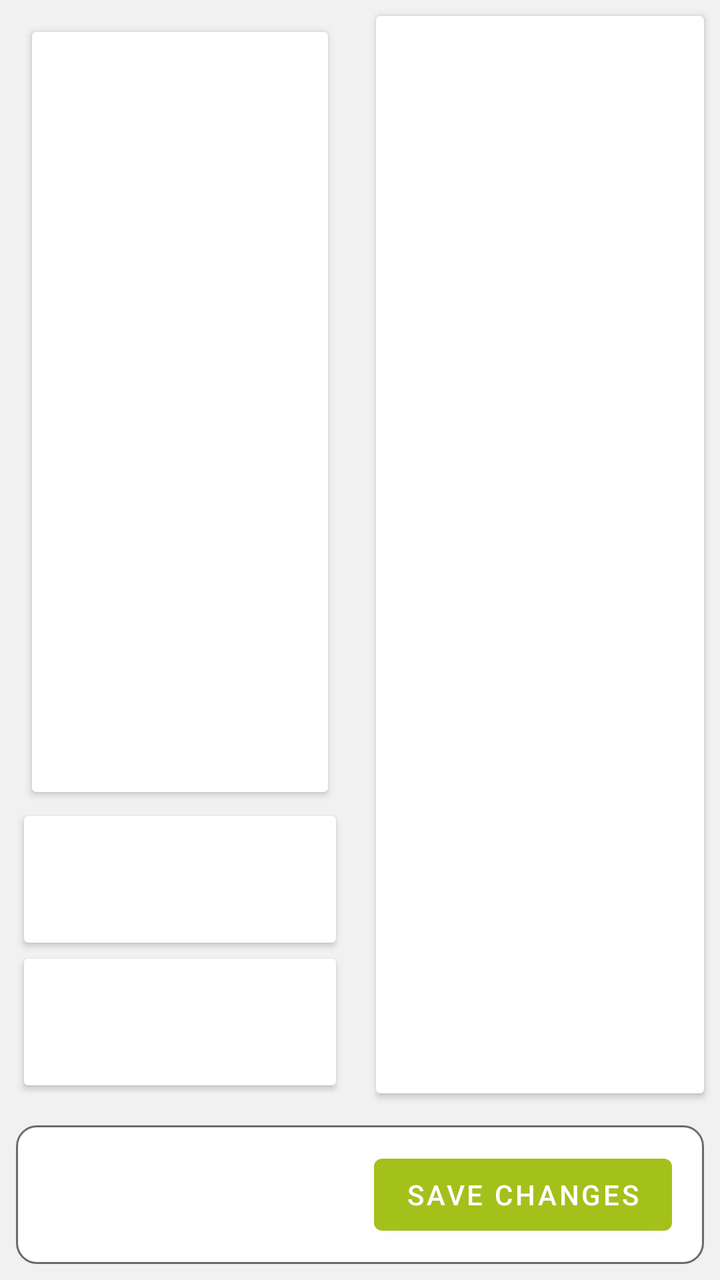
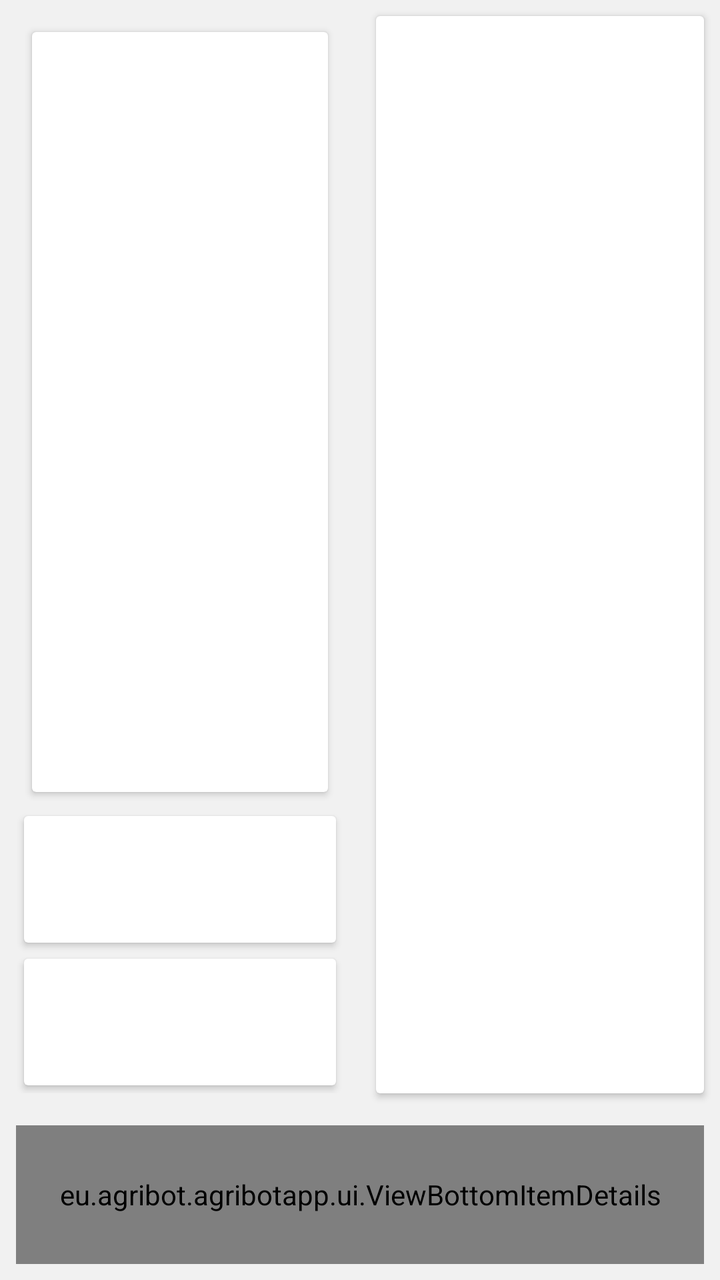

The first picture is an Android layout as it rendered before a commit; the second is the same layout after the commit. The layout source and the unified diff follow.
<!-- AndroidManifest.xml: application theme AppTheme -->
<!-- res/layout/fragment_tool_management_edit.xml -->
<?xml version="1.0" encoding="utf-8"?>
<layout xmlns:android="http://schemas.android.com/apk/res/android"
    xmlns:app="http://schemas.android.com/apk/res-auto">

    <data>

        <variable
            name="viewModel"
            type="eu.agribot.agribotapp.ui.fragment.toolmanagement.toolsummary.ToolEditViewModel" />
    </data>


    <LinearLayout
        android:layout_width="match_parent"
        android:layout_height="match_parent"
        android:background="@color/background_gray"
        android:orientation="vertical">

        <LinearLayout
            android:layout_width="match_parent"
            android:layout_height="0dp"
            android:layout_weight="4"
            android:background="@color/background_gray"
            android:orientation="horizontal">


            <LinearLayout
                android:layout_width="0dp"
                android:layout_height="match_parent"
                android:layout_margin="@dimen/margin_medium"
                android:layout_weight="1"
                android:orientation="vertical">


                <androidx.cardview.widget.CardView
                    android:layout_width="match_parent"
                    android:layout_height="0dp"
                    android:layout_margin="@dimen/margin_medium"
                    android:layout_weight="3">

                    <ImageView
                        android:id="@+id/edit_tool_photo"
                        android:layout_width="match_parent"
                        android:layout_height="match_parent" />

                </androidx.cardview.widget.CardView>


                <androidx.cardview.widget.CardView
                    android:layout_width="match_parent"
                    android:layout_height="0dp"
                    android:layout_margin="@dimen/margin_small"
                    android:layout_weight="0.5"
                    android:background="@drawable/rounded_corner_layout"
                    android:gravity="end"
                    android:orientation="horizontal">


                    <TextView
                        android:layout_width="wrap_content"
                        android:layout_height="wrap_content"
                        android:layout_marginStart="@dimen/margin_xxlarge"
                        android:gravity="center"
                        android:textSize="@dimen/text_size_xlarge"
                        android:text="@{viewModel.toolName}"
                        app:layout_constraintBottom_toBottomOf="parent"
                        app:layout_constraintStart_toStartOf="parent"
                        app:layout_constraintTop_toTopOf="parent" />

                </androidx.cardview.widget.CardView>


                <androidx.cardview.widget.CardView
                    android:layout_width="match_parent"
                    android:layout_height="0dp"
                    android:layout_margin="@dimen/margin_small"
                    android:layout_weight="0.5"
                    android:background="@drawable/rounded_corner_layout"
                    android:gravity="end"
                    android:orientation="horizontal">


                    <TextView
                        android:layout_width="wrap_content"
                        android:layout_height="wrap_content"
                        android:layout_marginStart="@dimen/margin_xxlarge"
                        android:gravity="center"
                        android:textSize="@dimen/text_size_xlarge"
                        android:text="@{viewModel.toolRfidTag}"

                        app:layout_constraintBottom_toBottomOf="parent"
                        app:layout_constraintStart_toStartOf="parent"
                        app:layout_constraintTop_toTopOf="parent" />

                </androidx.cardview.widget.CardView>


            </LinearLayout>


            <androidx.cardview.widget.CardView
                android:layout_width="0dp"
                android:layout_height="match_parent"
                android:layout_margin="@dimen/margin_medium"
                android:layout_weight="1">


                <androidx.recyclerview.widget.RecyclerView
                    android:id="@+id/params_recycler"
                    android:layout_width="match_parent"
                    android:layout_height="match_parent"
                    android:layout_margin="@dimen/margin_medium" />


            </androidx.cardview.widget.CardView>


        </LinearLayout>


        <androidx.constraintlayout.widget.ConstraintLayout
            android:layout_width="match_parent"
            android:layout_height="0dp"
            android:layout_margin="@dimen/margin_medium"
            android:layout_weight="0.5"
            android:background="@drawable/rounded_corner_layout"
            android:gravity="end"
            android:orientation="horizontal">


            <com.google.android.material.button.MaterialButton
                android:id="@+id/right_button"
                android:layout_width="wrap_content"
                android:layout_height="wrap_content"
                android:layout_marginEnd="@dimen/margin_large"
                android:onClick="@{()-> viewModel.sendToolData()}"
                android:text="@string/save_changes"
                app:layout_constraintBottom_toBottomOf="parent"
                app:layout_constraintEnd_toEndOf="parent"
                app:layout_constraintTop_toTopOf="parent" />

        </androidx.constraintlayout.widget.ConstraintLayout>

    </LinearLayout>


</layout>
<!-- resources referenced by this layout -->
<resources>
  <color name="background_gray">#f1f1f1</color>
  <dimen name="margin_large">16dp</dimen>
  <dimen name="margin_medium">8dp</dimen>
  <dimen name="margin_small">4dp</dimen>
  <dimen name="margin_xxlarge">32dp</dimen>
  <dimen name="text_size_xlarge">20sp</dimen>
  <!-- drawable rounded_corner_layout (drawable) -->
  <?xml version="1.0" encoding="utf-8"?>
  <shape xmlns:android="http://schemas.android.com/apk/res/android">
  
      <solid android:color="@android:color/white"/>
      <corners android:radius="10dp"/>
      <stroke
          android:width="1dp"
          android:color="@color/gray" />
  
  </shape>
  <string name="save_changes">Save Changes</string>
  <style name="AppTheme" parent="Theme.MaterialComponents.Light.DarkActionBar">
          
          <item name="colorPrimary">@color/colorPrimary</item>
          <item name="colorPrimaryDark">@color/colorPrimaryDark</item>
          <item name="colorAccent">@color/colorAccent</item>
      </style>
  <color name="gray">#6A6A6A</color>
  <color name="colorPrimary">@color/base_green</color>
  <color name="colorPrimaryDark">@color/base_green_darker</color>
  <color name="colorAccent">@color/gray</color>
  <color name="base_green">#a4c01b</color>
  <color name="base_green_darker">#839915</color>
</resources>

<!-- the commit's change to res/layout/fragment_tool_management_edit.xml (unified diff, before → after) -->
@@ -128,16 +128,13 @@
             android:orientation="horizontal">
 
 
-            <com.google.android.material.button.MaterialButton
-                android:id="@+id/right_button"
-                android:layout_width="wrap_content"
-                android:layout_height="wrap_content"
-                android:layout_marginEnd="@dimen/margin_large"
-                android:onClick="@{()-> viewModel.sendToolData()}"
-                android:text="@string/save_changes"
-                app:layout_constraintBottom_toBottomOf="parent"
-                app:layout_constraintEnd_toEndOf="parent"
-                app:layout_constraintTop_toTopOf="parent" />
+            <eu.agribot.agribotapp.ui.ViewBottomItemDetails
+                android:layout_width="match_parent"
+                android:layout_height="match_parent"
+                app:firstButtonText="DUPA 123"
+                app:secondButtonText="xdxdxd"
+                app:thirdButtonText="xddd"
+                app:progressValue="50"/>
 
         </androidx.constraintlayout.widget.ConstraintLayout>
 
<!-- resource entries referenced after the edit -->
@@ -1,7 +1,6 @@
 <!-- resources referenced by this layout -->
 <resources>
   <color name="background_gray">#f1f1f1</color>
-  <dimen name="margin_large">16dp</dimen>
   <dimen name="margin_medium">8dp</dimen>
   <dimen name="margin_small">4dp</dimen>
   <dimen name="margin_xxlarge">32dp</dimen>
@@ -17,7 +16,6 @@
           android:color="@color/gray" />
   
   </shape>
-  <string name="save_changes">Save Changes</string>
   <style name="AppTheme" parent="Theme.MaterialComponents.Light.DarkActionBar">
           
           <item name="colorPrimary">@color/colorPrimary</item>
